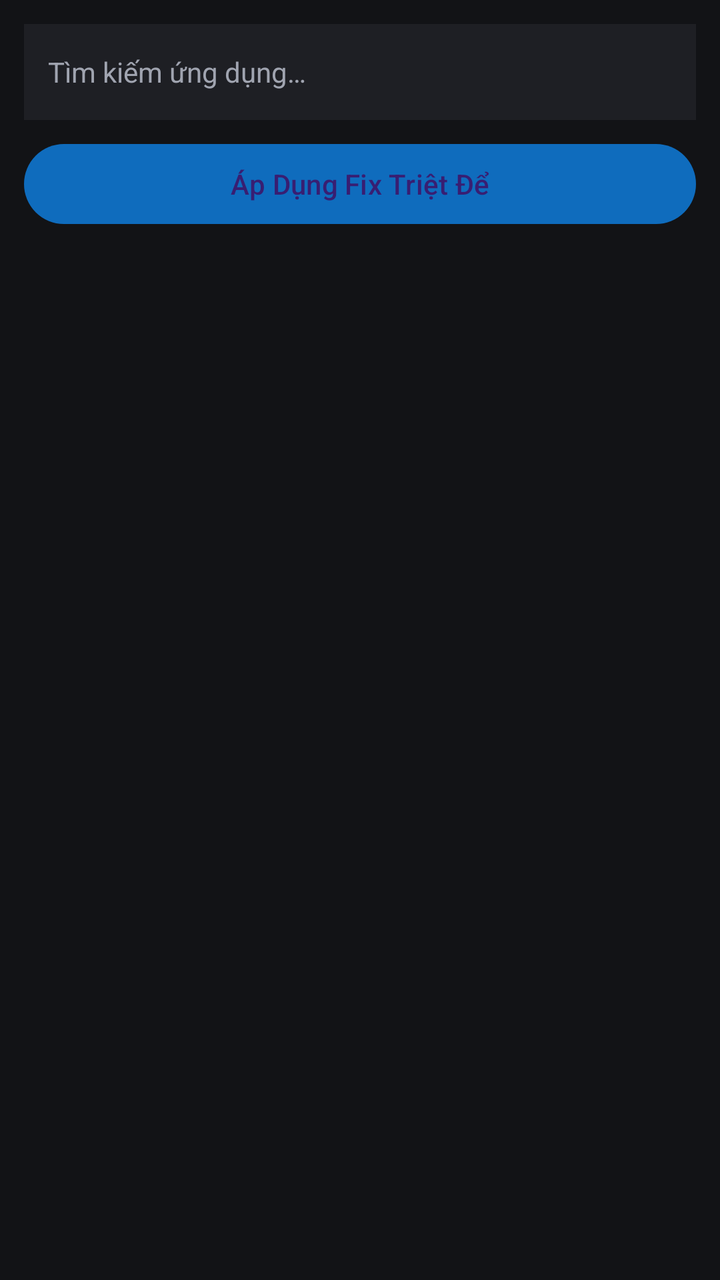
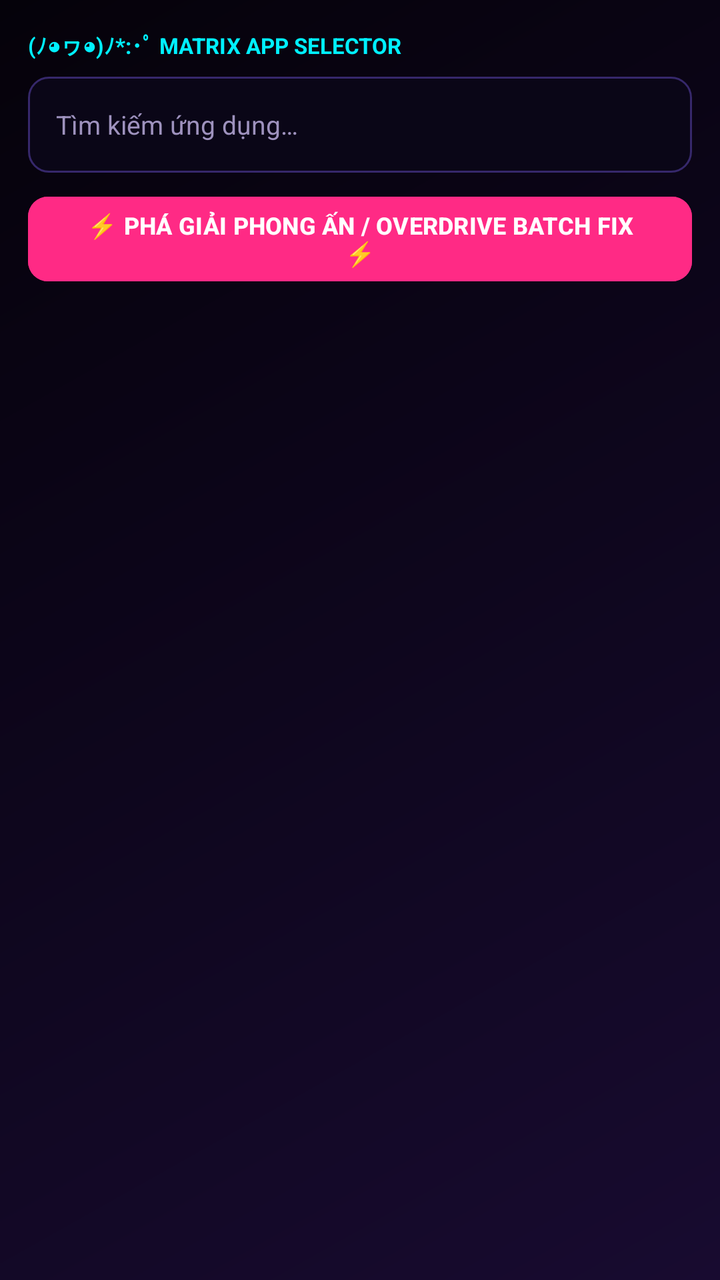

Compare the two renders of this Android layout. The source of the first and the diff that turns it into the second are given below.
<!-- AndroidManifest.xml: application theme Theme.HyperOSNotificationFixer -->
<!-- res/layout/activity_app_list.xml -->
<?xml version="1.0" encoding="utf-8"?>
<LinearLayout xmlns:android="http://schemas.android.com/apk/res/android"
    android:layout_width="match_parent"
    android:layout_height="match_parent"
    android:background="@color/bg_dark"
    android:orientation="vertical"
    android:padding="12dp">
    <EditText
        android:id="@+id/etSearch"
        android:layout_width="match_parent"
        android:layout_height="48dp"
        android:background="@color/surface_card"
        android:hint="@string/search_apps"
        android:paddingHorizontal="12dp"
        android:textColor="@color/text_primary"
        android:textColorHint="@color/text_secondary"
        android:textSize="14sp" />
    <Button
        android:id="@+id/btnApplyBatch"
        android:layout_width="match_parent"
        android:layout_height="wrap_content"
        android:layout_marginTop="8dp"
        android:text="@string/btn_batch_fix" />
    <ProgressBar
        android:id="@+id/progressBar"
        android:layout_width="wrap_content"
        android:layout_height="wrap_content"
        android:layout_gravity="center"
        android:layout_marginTop="16dp" />
    <androidx.recyclerview.widget.RecyclerView
        android:id="@+id/rvApps"
        android:layout_width="match_parent"
        android:layout_height="0dp"
        android:layout_marginTop="8dp"
        android:layout_weight="1" />
</LinearLayout>
<!-- resources referenced by this layout -->
<resources>
  <color name="bg_dark">#121316</color>
  <color name="surface_card">#1E1F24</color>
  <color name="text_primary">#FFFFFF</color>
  <color name="text_secondary">#A0A4B0</color>
  <string name="btn_batch_fix">Áp Dụng Fix Triệt Để</string>
  <string name="search_apps">Tìm kiếm ứng dụng…</string>
  <style name="Theme.HyperOSNotificationFixer" parent="Theme.Material3.Dark.NoActionBar">
          <item name="colorPrimary">@color/primary</item>
          <item name="colorPrimaryVariant">@color/primary_variant</item>
          <item name="colorSecondary">@color/secondary</item>
          <item name="android:statusBarColor">@color/bg_dark</item>
          <item name="android:windowBackground">@color/bg_dark</item>
      </style>
  <color name="primary">#0F6CBD</color>
  <color name="primary_variant">#115EA3</color>
  <color name="secondary">#107C41</color>
</resources>

<!-- the commit's change to res/layout/activity_app_list.xml (unified diff, before → after) -->
@@ -1,32 +1,53 @@
 <?xml version="1.0" encoding="utf-8"?>
 <LinearLayout xmlns:android="http://schemas.android.com/apk/res/android"
+    xmlns:app="http://schemas.android.com/apk/res-auto"
     android:layout_width="match_parent"
     android:layout_height="match_parent"
-    android:background="@color/bg_dark"
+    android:background="@drawable/bg_cyber_gradient"
     android:orientation="vertical"
-    android:padding="12dp">
+    android:padding="14dp">
+
+    
+    <TextView
+        android:layout_width="wrap_content"
+        android:layout_height="wrap_content"
+        android:text="(ﾉ◕ヮ◕)ﾉ*:･ﾟ MATRIX APP SELECTOR"
+        android:textColor="@color/secondary"
+        android:textSize="11sp"
+        android:textStyle="bold" />
+
     <EditText
         android:id="@+id/etSearch"
         android:layout_width="match_parent"
         android:layout_height="48dp"
-        android:background="@color/surface_card"
+        android:layout_marginTop="8dp"
+        android:background="@drawable/bg_terminal_box"
         android:hint="@string/search_apps"
-        android:paddingHorizontal="12dp"
-        android:textColor="@color/text_primary"
+        android:paddingHorizontal="14dp"
+        android:textColor="@color/accent_neon_green"
         android:textColorHint="@color/text_secondary"
-        android:textSize="14sp" />
-    <Button
+        android:textSize="13sp" />
+
+    <com.google.android.material.button.MaterialButton
         android:id="@+id/btnApplyBatch"
         android:layout_width="match_parent"
         android:layout_height="wrap_content"
         android:layout_marginTop="8dp"
-        android:text="@string/btn_batch_fix" />
+        android:backgroundTint="@color/primary"
+        android:text="⚡ PHÁ GIẢI PHONG ẤN / OVERDRIVE BATCH FIX ⚡"
+        android:textColor="#FFFFFF"
+        android:textSize="12sp"
+        android:textStyle="bold"
+        app:cornerRadius="10dp" />
+
     <ProgressBar
         android:id="@+id/progressBar"
         android:layout_width="wrap_content"
         android:layout_height="wrap_content"
         android:layout_gravity="center"
-        android:layout_marginTop="16dp" />
+        android:layout_marginTop="16dp"
+        android:indeterminateTint="@color/primary" />
+
     <androidx.recyclerview.widget.RecyclerView
         android:id="@+id/rvApps"
         android:layout_width="match_parent"
<!-- resource entries referenced after the edit -->
@@ -1,10 +1,25 @@
 <!-- resources referenced by this layout -->
 <resources>
-  <color name="bg_dark">#121316</color>
-  <color name="surface_card">#1E1F24</color>
-  <color name="text_primary">#FFFFFF</color>
-  <color name="text_secondary">#A0A4B0</color>
-  <string name="btn_batch_fix">Áp Dụng Fix Triệt Để</string>
+  <color name="accent_neon_green">#00FFA3</color>
+  <color name="bg_dark">#0B0813</color>
+  <color name="text_secondary">#9E92BE</color>
+  <!-- drawable bg_cyber_gradient (drawable) -->
+  <?xml version="1.0" encoding="utf-8"?>
+  <shape xmlns:android="http://schemas.android.com/apk/res/android">
+      <gradient
+          android:angle="135"
+          android:startColor="#180B30"
+          android:centerColor="#0E061D"
+          android:endColor="#05020A"
+          android:type="linear" />
+  </shape>
+  <!-- drawable bg_terminal_box (drawable) -->
+  <?xml version="1.0" encoding="utf-8"?>
+  <shape xmlns:android="http://schemas.android.com/apk/res/android">
+      <solid android:color="#0A0617" />
+      <stroke android:width="1dp" android:color="#36286B" />
+      <corners android:radius="10dp" />
+  </shape>
   <string name="search_apps">Tìm kiếm ứng dụng…</string>
   <style name="Theme.HyperOSNotificationFixer" parent="Theme.Material3.Dark.NoActionBar">
           <item name="colorPrimary">@color/primary</item>
@@ -13,8 +28,8 @@
           <item name="android:statusBarColor">@color/bg_dark</item>
           <item name="android:windowBackground">@color/bg_dark</item>
       </style>
-  <color name="primary">#0F6CBD</color>
-  <color name="primary_variant">#115EA3</color>
-  <color name="secondary">#107C41</color>
+  <color name="primary">#FF2A85</color>
+  <color name="primary_variant">#D81B60</color>
+  <color name="secondary">#00F0FF</color>
 </resources>
 
